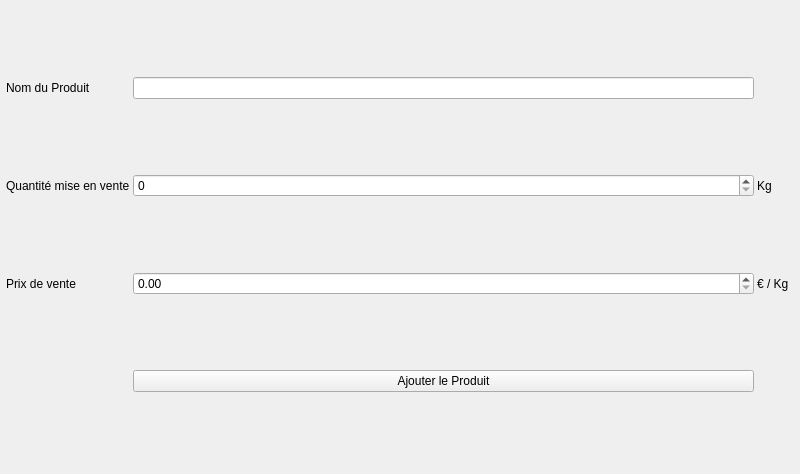
This is IG/producteurIG/ajouterProduitIG/widget.ui in 4mbroise/goodBasket as Qt 5 draws it before an edit. The edited form follows.
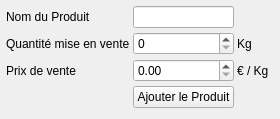
This is the edited form.

What changed in the file:
```diff
--- a/IG/producteurIG/ajouterProduitIG/widget.ui
+++ b/IG/producteurIG/ajouterProduitIG/widget.ui
@@ -9,10 +9,16 @@
    <rect>
     <x>0</x>
     <y>0</y>
-    <width>800</width>
-    <height>474</height>
+    <width>253</width>
+    <height>107</height>
    </rect>
   </property>
+  <property name="sizePolicy">
+   <sizepolicy hsizetype="Maximum" vsizetype="Maximum">
+    <horstretch>0</horstretch>
+    <verstretch>0</verstretch>
+   </sizepolicy>
+  </property>
   <property name="minimumSize">
    <size>
     <width>0</width>
@@ -38,54 +44,111 @@
    <property name="verticalSpacing">
     <number>4</number>
    </property>
-   <item row="2" column="1">
-    <widget class="QDoubleSpinBox" name="doubleSpinBox"/>
-   </item>
-   <item row="2" column="2">
-    <widget class="QLabel" name="label_4">
-     <property name="text">
-      <string>€ / Kg</string>
+   <item row="3" column="1">
+    <widget class="QPushButton" name="buttonAjouterProduit">
+     <property name="sizePolicy">
+      <sizepolicy hsizetype="Preferred" vsizetype="Preferred">
+       <horstretch>0</horstretch>
+       <verstretch>0</verstretch>
+      </sizepolicy>
      </property>
-    </widget>
-   </item>
-   <item row="1" column="0">
-    <widget class="QLabel" name="label_2">
      <property name="text">
-      <string>Quantité mise en vente</string>
+      <string>Ajouter le Produit</string>
      </property>
     </widget>
    </item>
    <item row="0" column="0">
     <widget class="QLabel" name="label">
+     <property name="sizePolicy">
+      <sizepolicy hsizetype="Preferred" vsizetype="Preferred">
+       <horstretch>0</horstretch>
+       <verstretch>0</verstretch>
+      </sizepolicy>
+     </property>
      <property name="text">
       <string>Nom du Produit</string>
      </property>
     </widget>
    </item>
-   <item row="2" column="0">
-    <widget class="QLabel" name="label_3">
-     <property name="text">
-      <string>Prix de vente</string>
-     </property>
-    </widget>
-   </item>
-   <item row="1" column="1">
-    <widget class="QSpinBox" name="spinBox"/>
-   </item>
    <item row="0" column="1">
-    <widget class="QLineEdit" name="lineEdit"/>
+    <widget class="QLineEdit" name="lineEditNom">
+     <property name="sizePolicy">
+      <sizepolicy hsizetype="Preferred" vsizetype="Preferred">
+       <horstretch>0</horstretch>
+       <verstretch>0</verstretch>
+      </sizepolicy>
+     </property>
+    </widget>
+   </item>
+   <item row="2" column="2">
+    <widget class="QLabel" name="label_4">
+     <property name="sizePolicy">
+      <sizepolicy hsizetype="Preferred" vsizetype="Preferred">
+       <horstretch>0</horstretch>
+       <verstretch>0</verstretch>
+      </sizepolicy>
+     </property>
+     <property name="text">
+      <string>€ / Kg</string>
+     </property>
+    </widget>
    </item>
    <item row="1" column="2">
     <widget class="QLabel" name="label_5">
+     <property name="sizePolicy">
+      <sizepolicy hsizetype="Preferred" vsizetype="Preferred">
+       <horstretch>0</horstretch>
+       <verstretch>0</verstretch>
+      </sizepolicy>
+     </property>
      <property name="text">
       <string>Kg</string>
      </property>
     </widget>
    </item>
-   <item row="3" column="1">
-    <widget class="QPushButton" name="pushButton">
+   <item row="2" column="0">
+    <widget class="QLabel" name="label_3">
+     <property name="sizePolicy">
+      <sizepolicy hsizetype="Preferred" vsizetype="Preferred">
+       <horstretch>0</horstretch>
+       <verstretch>0</verstretch>
+      </sizepolicy>
+     </property>
      <property name="text">
-      <string>Ajouter le Produit</string>
+      <string>Prix de vente</string>
+     </property>
+    </widget>
+   </item>
+   <item row="1" column="1">
+    <widget class="QSpinBox" name="spinQuantity">
+     <property name="sizePolicy">
+      <sizepolicy hsizetype="Preferred" vsizetype="Preferred">
+       <horstretch>0</horstretch>
+       <verstretch>0</verstretch>
+      </sizepolicy>
+     </property>
+    </widget>
+   </item>
+   <item row="2" column="1">
+    <widget class="QDoubleSpinBox" name="spinPrix">
+     <property name="sizePolicy">
+      <sizepolicy hsizetype="Preferred" vsizetype="Preferred">
+       <horstretch>0</horstretch>
+       <verstretch>0</verstretch>
+      </sizepolicy>
+     </property>
+    </widget>
+   </item>
+   <item row="1" column="0">
+    <widget class="QLabel" name="label_2">
+     <property name="sizePolicy">
+      <sizepolicy hsizetype="Preferred" vsizetype="Preferred">
+       <horstretch>0</horstretch>
+       <verstretch>0</verstretch>
+      </sizepolicy>
+     </property>
+     <property name="text">
+      <string>Quantité mise en vente</string>
      </property>
     </widget>
    </item>
```
